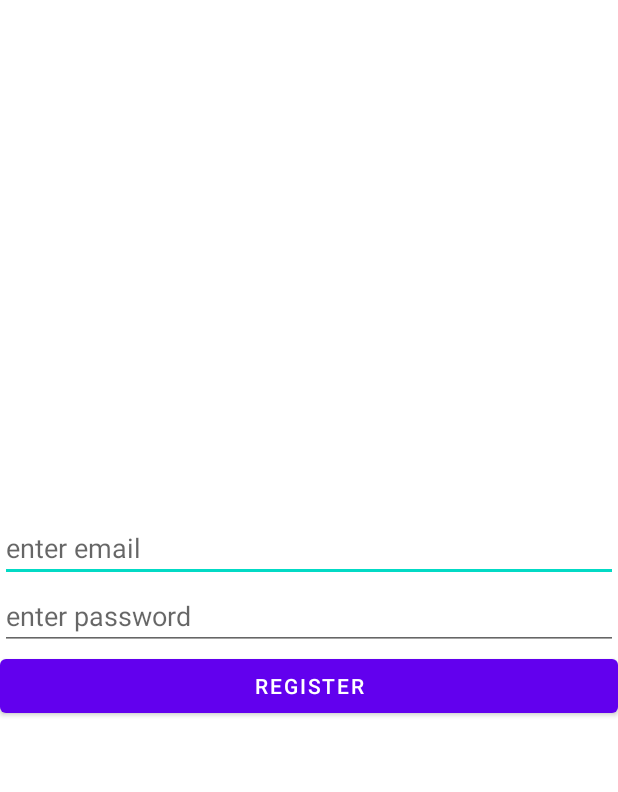
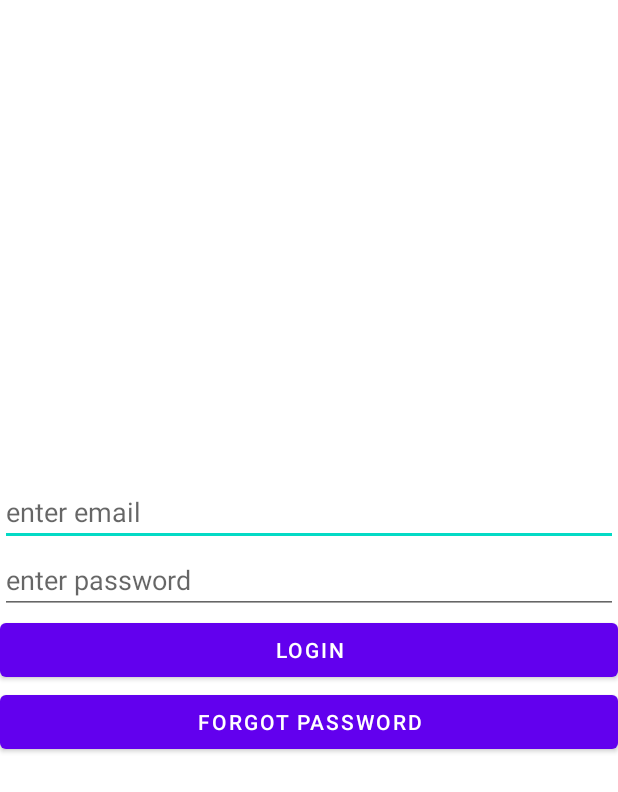
Before and after one commit to sixaruliketi/Group2FirebaseProject, an Android app: the layout activity_login.xml on its own in the app's theme, with its tools: preview values and no code run, on a phone screen of 412 x 824 dp. Shown: the top 792 px of the screen. Run offline under Robolectric (Android 15) with nearby library versions, the phone set to English and light mode, and no system bars.

Commit message:
ready for hw

```diff
--- a/app/src/main/res/layout/activity_main.xml
+++ b/app/src/main/res/layout/activity_login.xml
@@ -4,28 +4,33 @@
     xmlns:tools="http://schemas.android.com/tools"
     android:layout_width="match_parent"
     android:layout_height="match_parent"
-    tools:context=".MainActivity"
+    tools:context=".LoginActivity"
     android:orientation="vertical"
     android:gravity="center">
 
     <EditText
-        android:id="@+id/registerEmailET"
+        android:id="@+id/loginEmailET"
         android:layout_width="match_parent"
         android:layout_height="wrap_content"
-        android:inputType="textEmailAddress"
-        android:hint="enter email"/>
+        android:hint="enter email"
+        android:inputType="textEmailAddress" />
 
     <EditText
-        android:id="@+id/registerPasswordET"
+        android:id="@+id/loginPasswordET"
         android:layout_width="match_parent"
         android:layout_height="wrap_content"
-        android:inputType="numberPassword"
-        android:hint="enter password"/>
+        android:hint="enter password"
+        android:inputType="numberPassword" />
 
     <Button
-        android:id="@+id/registerBtn"
+        android:id="@+id/loginBtn"
         android:layout_width="match_parent"
         android:layout_height="wrap_content"
-        android:text="register" />
+        android:text="login" />
 
+    <Button
+        android:id="@+id/loginForgotPasswordBtn"
+        android:layout_width="match_parent"
+        android:layout_height="wrap_content"
+        android:text="forgot password" />
 </LinearLayout>
```
Also changed, not shown: app/src/main/AndroidManifest.xml (+15 -1 lines), app/src/main/java/com/example/group2FirebaseProject/ForgotPasswordActivity.kt (added, +33 -0 lines), app/src/main/java/com/example/group2FirebaseProject/LoginActivity.kt (added, +54 -0 lines), app/src/main/java/com/example/group2FirebaseProject/RegisterActivity.kt (renamed from app/src/main/java/com/example/group2FirebaseProject/MainActivity.kt, +5 -2 lines), app/src/main/res/layout/activity_forgot_password.xml (added, +23 -0 lines), app/src/main/res/layout/activity_register.xml (added, +31 -0 lines).
